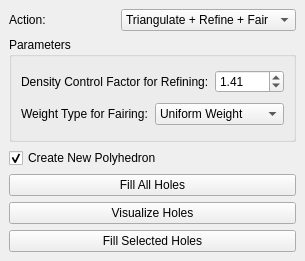
CGAL/cgal, file Polyhedron/demo/Polyhedron/Hole_filling_widget.ui: the form before one commit.
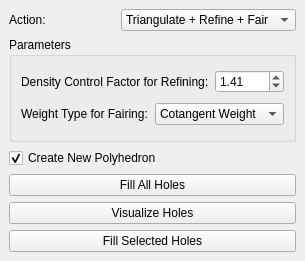
The form after the commit.

What changed in the file:
```diff
--- a/Polyhedron/demo/Polyhedron/Hole_filling_widget.ui
+++ b/Polyhedron/demo/Polyhedron/Hole_filling_widget.ui
@@ -96,7 +96,7 @@
          <item>
           <widget class="QComboBox" name="weight_combo_box">
            <property name="currentIndex">
-            <number>0</number>
+            <number>1</number>
            </property>
            <item>
             <property name="text">
```
